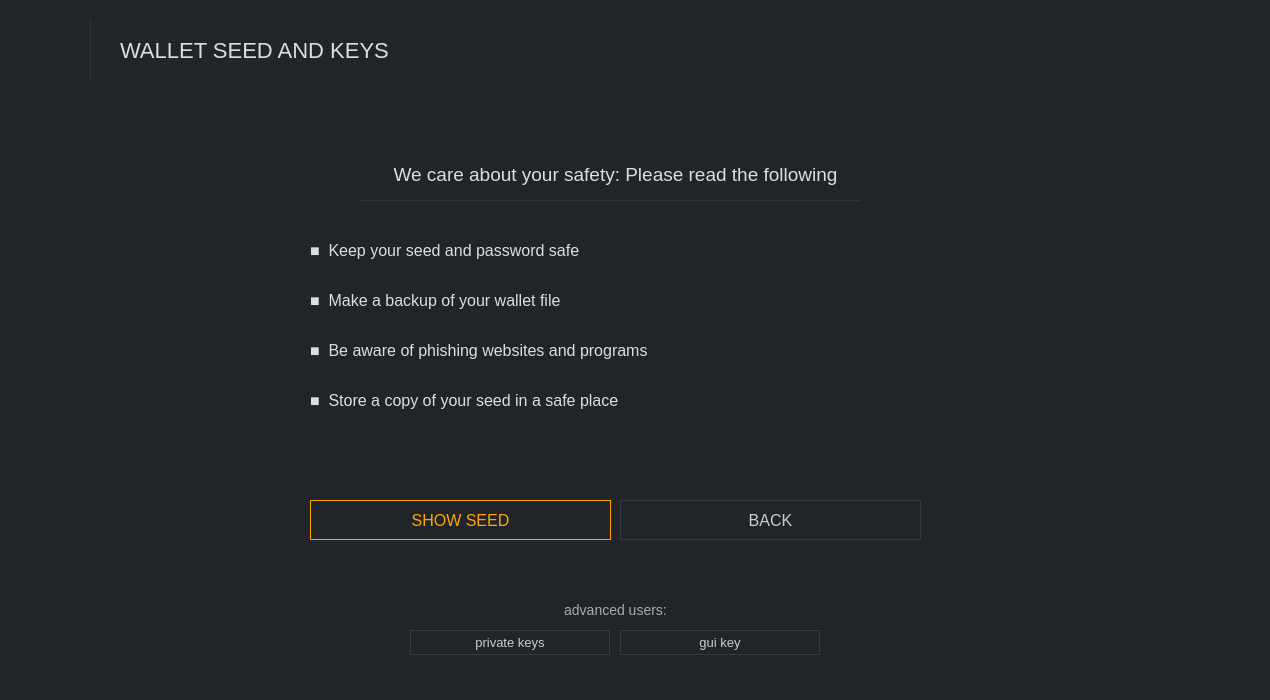
Before: the Qt Designer form src/gui/ui/receiveframe.ui in ConcealNetwork/conceal-desktop, drawn with Qt 5.
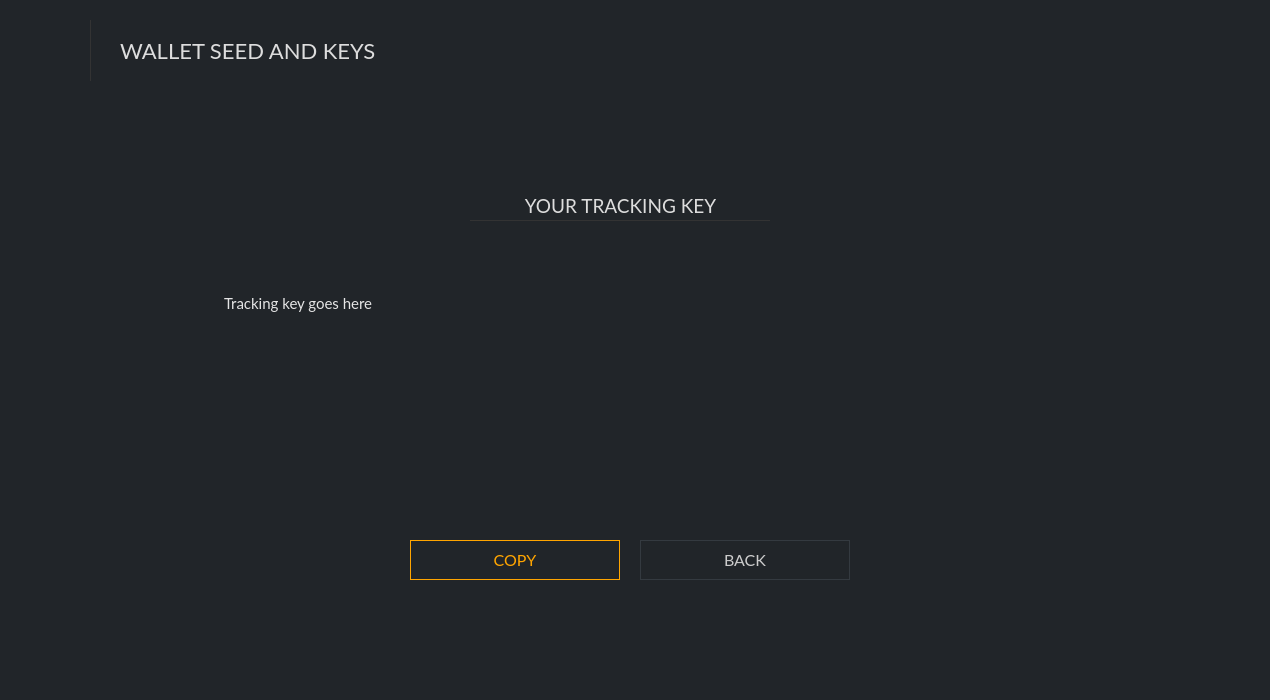
After: the same form once the commit is applied. Icons and pictures are not drawn.

Commit message: Add tracking wallet mode (view-only wallet)

What changed in the file:
```diff
--- a/src/gui/ui/receiveframe.ui
+++ b/src/gui/ui/receiveframe.ui
@@ -20,7 +20,7 @@
    <string>Frame</string>
   </property>
   <property name="styleSheet">
-   <string notr="true">border: 0px; background-color: #212529; color: #ddd;</string>
+   <string notr="true">border: 0px; background-color: #212529; color: #ddd; font-family: 'Lato';</string>
   </property>
   <property name="frameShape">
    <enum>QFrame::StyledPanel</enum>
@@ -69,6 +69,7 @@
       </property>
       <property name="font">
        <font>
+        <family>Lato</family>
         <pointsize>-1</pointsize>
        </font>
       </property>
@@ -106,6 +107,7 @@
        </property>
        <property name="font">
         <font>
+         <family>Lato</family>
          <pointsize>-1</pointsize>
         </font>
        </property>
@@ -132,6 +134,7 @@
        </property>
        <property name="font">
         <font>
+         <family>Lato</family>
          <pointsize>-1</pointsize>
         </font>
        </property>
@@ -143,8 +146,8 @@
         <string>&lt;!DOCTYPE HTML PUBLIC &quot;-//W3C//DTD HTML 4.0//EN&quot; &quot;http://www.w3.org/TR/REC-html40/strict.dtd&quot;&gt;
 &lt;html&gt;&lt;head&gt;&lt;meta name=&quot;qrichtext&quot; content=&quot;1&quot; /&gt;&lt;style type=&quot;text/css&quot;&gt;
 p, li { white-space: pre-wrap; }
-&lt;/style&gt;&lt;/head&gt;&lt;body style=&quot; font-family:'MS Shell Dlg 2'; font-size:16px; font-weight:400; font-style:normal;&quot;&gt;
-&lt;p style=&quot; margin-top:0px; margin-bottom:0px; margin-left:0px; margin-right:0px; -qt-block-indent:0; text-indent:0px;&quot;&gt;&lt;span style=&quot; font-family:'Lato'; font-size:11pt;&quot;&gt;Your wallet is an older format that does not support mnemonic seeds. Please generate a new wallet in order to get the 25 word Mnemonic seed and transfer your existing funds to your new wallet.&lt;/span&gt;&lt;/p&gt;&lt;/body&gt;&lt;/html&gt;</string>
+&lt;/style&gt;&lt;/head&gt;&lt;body style=&quot; font-family:'Lato'; font-size:16px; font-weight:400; font-style:normal;&quot;&gt;
+&lt;p style=&quot; margin-top:0px; margin-bottom:0px; margin-left:0px; margin-right:0px; -qt-block-indent:0; text-indent:0px;&quot;&gt;&lt;span style=&quot; font-size:11pt;&quot;&gt;Your wallet is an older format that does not support mnemonic seeds. Please generate a new wallet in order to get the 25 word Mnemonic seed and transfer your existing funds to your new wallet.&lt;/span&gt;&lt;/p&gt;&lt;/body&gt;&lt;/html&gt;</string>
        </property>
       </widget>
       <widget class="QPushButton" name="m_copySeedButton">
@@ -158,6 +161,7 @@
        </property>
        <property name="font">
         <font>
+         <family>Lato</family>
          <pointsize>-1</pointsize>
         </font>
        </property>
@@ -197,6 +201,7 @@
        </property>
        <property name="font">
         <font>
+         <family>Lato</family>
          <pointsize>-1</pointsize>
         </font>
        </property>
@@ -236,6 +241,7 @@
        </property>
        <property name="font">
         <font>
+         <family>Lato</family>
          <pointsize>-1</pointsize>
         </font>
        </property>
@@ -369,6 +375,7 @@
        </property>
        <property name="font">
         <font>
+         <family>Lato</family>
          <pointsize>-1</pointsize>
         </font>
        </property>
@@ -392,6 +399,7 @@
        </property>
        <property name="font">
         <font>
+         <family>Lato</family>
          <pointsize>-1</pointsize>
         </font>
        </property>
@@ -428,6 +436,7 @@
        </property>
        <property name="font">
         <font>
+         <family>Lato</family>
          <pointsize>-1</pointsize>
         </font>
        </property>
@@ -449,6 +458,7 @@
        </property>
        <property name="font">
         <font>
+         <family>Lato</family>
          <pointsize>-1</pointsize>
         </font>
        </property>
@@ -470,6 +480,7 @@
        </property>
        <property name="font">
         <font>
+         <family>Lato</family>
          <pointsize>-1</pointsize>
         </font>
        </property>
@@ -491,6 +502,7 @@
        </property>
        <property name="font">
         <font>
+         <family>Lato</family>
          <pointsize>-1</pointsize>
         </font>
        </property>
@@ -512,6 +524,7 @@
        </property>
        <property name="font">
         <font>
+         <family>Lato</family>
          <pointsize>-1</pointsize>
         </font>
        </property>
@@ -548,6 +561,7 @@
        </property>
        <property name="font">
         <font>
+         <family>Lato</family>
          <pointsize>-1</pointsize>
         </font>
        </property>
@@ -571,6 +585,7 @@
        </property>
        <property name="font">
         <font>
+         <family>Lato</family>
          <pointsize>-1</pointsize>
         </font>
        </property>
@@ -594,16 +609,17 @@
        </property>
        <property name="font">
         <font>
+         <family>Lato</family>
          <pointsize>-1</pointsize>
         </font>
        </property>
        <property name="styleSheet">
-        <string notr="true">QPushButton#m_showPrivate {color: #ccc; border: 1px solid #343a40; font-size: 13px; background-color: #212529;}
+        <string notr="true">QPushButton#m_showPrivate {color: #ccc; border: 1px solid #343a40; font-size: 12px; background-color: #212529;}
 
-QPushButton#m_showPrivate:hover {color: #ddd; border: 2px solid #444; font-size: 13px; background-color: #212529;}</string>
+QPushButton#m_showPrivate:hover {color: #ddd; border: 2px solid #444; font-size: 12px; background-color: #212529;}</string>
        </property>
        <property name="text">
-        <string>private keys</string>
+        <string>PRIVATE KEYS</string>
        </property>
       </widget>
       <widget class="Line" name="line_2">
@@ -633,16 +649,17 @@
        </property>
        <property name="font">
         <font>
+         <family>Lato</family>
          <pointsize>-1</pointsize>
         </font>
        </property>
        <property name="styleSheet">
-        <string notr="true">QPushButton#m_showGUI {color: #ccc; border: 1px solid #343a40; font-size: 13px; background-color: #212529;}
+        <string notr="true">QPushButton#m_showGUI {color: #ccc; border: 1px solid #343a40; font-size: 12px; background-color: #212529;}
 
-QPushButton#m_showGUI:hover {color: #ddd; border: 2px solid #444; font-size: 13px; background-color: #212529;}</string>
+QPushButton#m_showGUI:hover {color: #ddd; border: 2px solid #444; font-size: 12px; background-color: #212529;}</string>
        </property>
        <property name="text">
-        <string>gui key</string>
+        <string>TRACKING KEY</string>
        </property>
       </widget>
       <widget class="QLabel" name="label_12">
@@ -656,6 +673,7 @@
        </property>
        <property name="font">
         <font>
+         <family>Lato</family>
          <pointsize>-1</pointsize>
         </font>
        </property>
@@ -663,7 +681,7 @@
         <string notr="true">color: #aaa; font-size: 14px;</string>
        </property>
        <property name="text">
-        <string>advanced users:</string>
+        <string>Advanced Users:</string>
        </property>
        <property name="alignment">
         <set>Qt::AlignCenter</set>
@@ -736,6 +754,7 @@
        </property>
        <property name="font">
         <font>
+         <family>Lato</family>
          <pointsize>-1</pointsize>
         </font>
        </property>
@@ -767,7 +786,7 @@
         <string notr="true">color: #ddd; font-size: 19px;font-family: Lato;</string>
        </property>
        <property name="text">
-        <string>YOUR GUI KEY</string>
+        <string>YOUR TRACKING KEY</string>
        </property>
        <property name="alignment">
         <set>Qt::AlignCenter</set>
@@ -784,6 +803,7 @@
        </property>
        <property name="font">
         <font>
+         <family>Lato</family>
          <pointsize>-1</pointsize>
         </font>
        </property>
@@ -794,8 +814,8 @@
         <string>&lt;!DOCTYPE HTML PUBLIC &quot;-//W3C//DTD HTML 4.0//EN&quot; &quot;http://www.w3.org/TR/REC-html40/strict.dtd&quot;&gt;
 &lt;html&gt;&lt;head&gt;&lt;meta name=&quot;qrichtext&quot; content=&quot;1&quot; /&gt;&lt;style type=&quot;text/css&quot;&gt;
 p, li { white-space: pre-wrap; }
-&lt;/style&gt;&lt;/head&gt;&lt;body style=&quot; font-family:'MS Shell Dlg 2'; font-size:17px; font-weight:400; font-style:normal;&quot;&gt;
-&lt;p style=&quot; margin-top:0px; margin-bottom:0px; margin-left:0px; margin-right:0px; -qt-block-indent:0; text-indent:0px;&quot;&gt;&lt;span style=&quot; font-family:'Lato'; font-size:11pt;&quot;&gt;gui key goes here&lt;/span&gt;&lt;/p&gt;&lt;/body&gt;&lt;/html&gt;</string>
+&lt;/style&gt;&lt;/head&gt;&lt;body style=&quot; font-family:'Lato'; font-size:17px; font-weight:400; font-style:normal;&quot;&gt;
+&lt;p style=&quot; margin-top:0px; margin-bottom:0px; margin-left:0px; margin-right:0px; -qt-block-indent:0; text-indent:0px;&quot;&gt;&lt;span style=&quot; font-size:11pt;&quot;&gt;Tracking key goes here&lt;/span&gt;&lt;/p&gt;&lt;/body&gt;&lt;/html&gt;</string>
        </property>
       </widget>
       <widget class="QPushButton" name="m_backButton_3">
@@ -809,6 +829,7 @@
        </property>
        <property name="font">
         <font>
+         <family>Lato</family>
          <pointsize>-1</pointsize>
         </font>
        </property>
@@ -841,10 +862,10 @@
      <zorder>label</zorder>
      <zorder>label_11</zorder>
      <zorder>logoLine</zorder>
-     <zorder>guiKeyBox</zorder>
      <zorder>seedBox</zorder>
      <zorder>privateKeyBox</zorder>
      <zorder>introBox</zorder>
+     <zorder>guiKeyBox</zorder>
     </widget>
    </item>
   </layout>
```
The commit also changes 9 other files.
